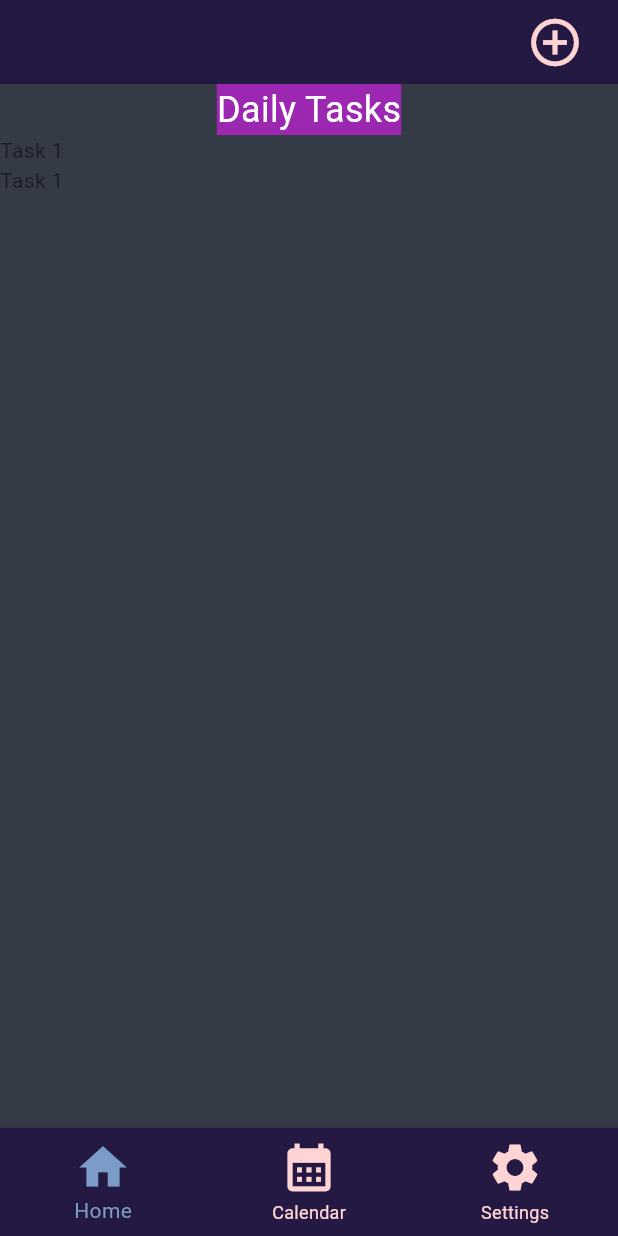
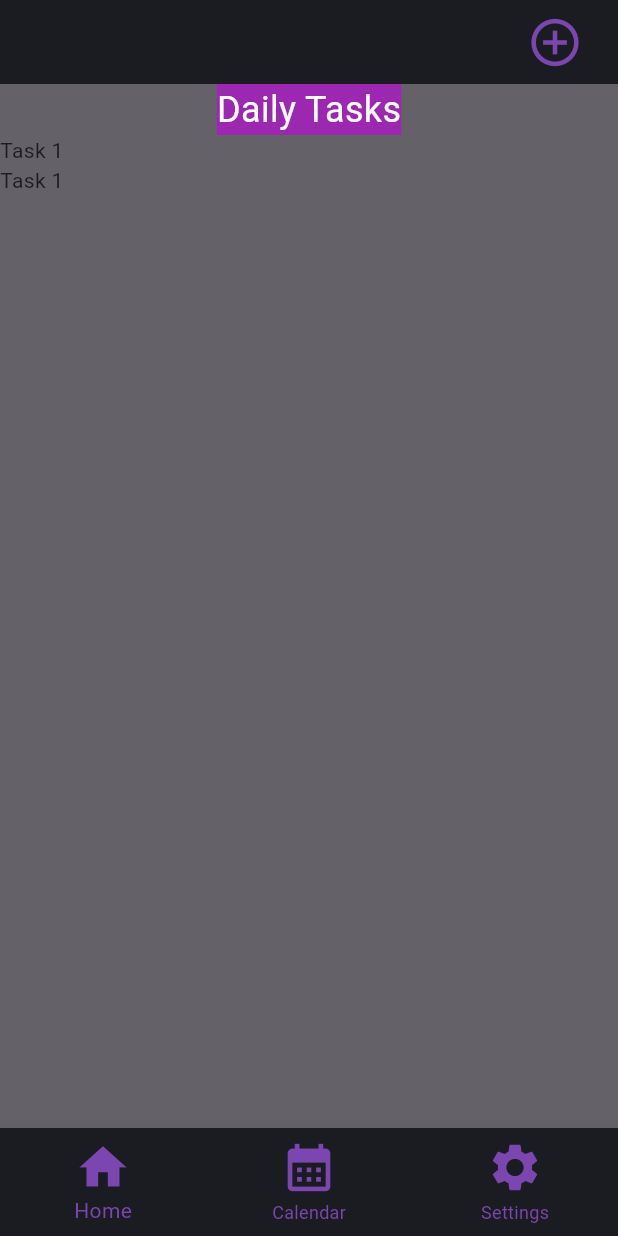
Before and after one commit to Kboyles138/HighCheck, a Flutter app: the screen it shows after launch, on a phone screen of 412 x 824 dp. Run offline on Flutter 3.47's test engine with Material 2 defaults, Android fonts, the phone set to English and light mode, and no system bars; our stand-ins replace table_calendar.

Commit message:
Updated Readme replaced calendar package changed color palette to a more simple one for now

```diff
--- a/highcheck/lib/main.dart
+++ b/highcheck/lib/main.dart
@@ -16,7 +16,7 @@ class MyApp extends StatelessWidget {
       title: 'HighCheck',
       debugShowCheckedModeBanner: false,
       theme: ThemeData(
-        scaffoldBackgroundColor: palette['background'],
+        scaffoldBackgroundColor: lavendarPalette['onSurfaceVariant'],
         useMaterial3: true,
       ),
       home: const BarsAndNavigation(selectedIndex: 0),
--- a/highcheck/lib/widgets/barsAndNavigation.dart
+++ b/highcheck/lib/widgets/barsAndNavigation.dart
@@ -33,7 +33,7 @@ class _BarsAndNavigation extends State<BarsAndNavigation> {
   Widget build(final BuildContext context) {
     return Scaffold(
       appBar: AppBar(
-        backgroundColor: palette['appBar'],
+        backgroundColor: lavendarPalette['onSurface'],
         actions: [
           Padding(
             padding: const EdgeInsets.only(right: 15),
@@ -41,8 +41,7 @@ class _BarsAndNavigation extends State<BarsAndNavigation> {
               icon:  Icon(
                 Icons.add_circle_outline,
                 size: 38,
-
-                color: palette['text'],
+                color: lavendarPalette['primary'],
               ),
               tooltip: 'Add new task',
               onPressed: () {
@@ -56,10 +55,10 @@ class _BarsAndNavigation extends State<BarsAndNavigation> {
       bottomNavigationBar: BottomNavigationBar(
           currentIndex: _selectedIndex,
           onTap: _onItemTapped,
-          selectedItemColor: palette['highlight2'],
+          selectedItemColor: lavendarPalette['primary'],
           showUnselectedLabels: true,
-          backgroundColor: palette['appBar'],
-          unselectedItemColor: palette['text'],
+          backgroundColor: lavendarPalette['onSurface'],
+          unselectedItemColor: lavendarPalette['primary'],
           items: const <BottomNavigationBarItem>[
             BottomNavigationBarItem(
                 icon: Icon(Icons.home, size: 38), label: 'Home'),
--- a/highcheck/lib/widgets/palette.dart
+++ b/highcheck/lib/widgets/palette.dart
@@ -1,9 +1,35 @@
 import 'package:flutter/material.dart';
 
-Map<String, Color> palette = <String, Color>{
-  'background': const Color(0xff353A47),
-  'appBar': const Color(0xff231942),
-  'text': const Color(0xffFFD4D4),
-  'highlight': const Color(0xffDC136C),
-  'highlight2': const Color(0xff7A9CC6),
+// Map<String, Color> palette = <String, Color>{
+//   'background': const Color(0xff353A47),
+//   'appBar': const Color(0xff231942),
+//   'text': const Color(0xffFFD4D4),
+//   'text2': Color.fromARGB(123, 255, 212, 212),
+//   'highlight': const Color(0xffDC136C),
+//   'highlight2': const Color(0xff7A9CC6),
+// };
+
+Map<String, Color> lavendarPalette = <String, Color>{
+  'primary': const Color(0xff7b46af),
+  'onPrimary': const Color(0xffEDE2FF),
+  'primaryContainer': const Color(0xff7B46AF),
+  'onPrimaryContainer': const Color(0xffEDE2FF),
+  'secondary': const Color(0xff7B46AF),
+  'onSecondary': const Color(0xffEDE2FF),
+  'secondaryContainer': const Color(0xff7B46AF),
+  'onSecondaryContainer': const Color(0xffEDE2FF),
+  'tertiary': const Color(0xffEDE2FF),
+  'onTertiary': const Color(0xff7B46AF),
+  'tertiaryContainer': const Color(0xffEDE2FF),
+  'onTertiaryContainer': const Color(0xff7B46AF),
+  'background': const Color(0xffEDE2FF),
+  'onBackground': const Color(0xff1B1B22),
+  'surface': const Color(0xffEDE2FF),
+  'onSurface': const Color(0xff1B1B22),
+  'surfaceVariant': const Color(0xffB9B0CC),
+  'onSurfaceVariant': const Color(0xffd849454e),
+  'outline': const Color(0xff7B46AF),
+  'inverseOnSurface': const Color(0xffF3EFF4),
+  'inverseSurface': const Color(0xff313033),
+  'primaryInverse': const Color(0xffD6BAFF),
 };
--- a/highcheck/pubspec.yaml
+++ b/highcheck/pubspec.yaml
@@ -35,7 +35,8 @@ dependencies:
   # The following adds the Cupertino Icons font to your application.
   # Use with the CupertinoIcons class for iOS style icons.
   cupertino_icons: ^1.0.2
-  syncfusion_flutter_calendar: ^23.1.43
+  table_calendar: ^3.0.9
+
 
 dev_dependencies:
   flutter_test:
```
Also changed, not shown: highcheck/lib/calendar.dart (+124 -32 lines), highcheck/lib/utils.dart (added, +49 -0 lines), 1 other file.
